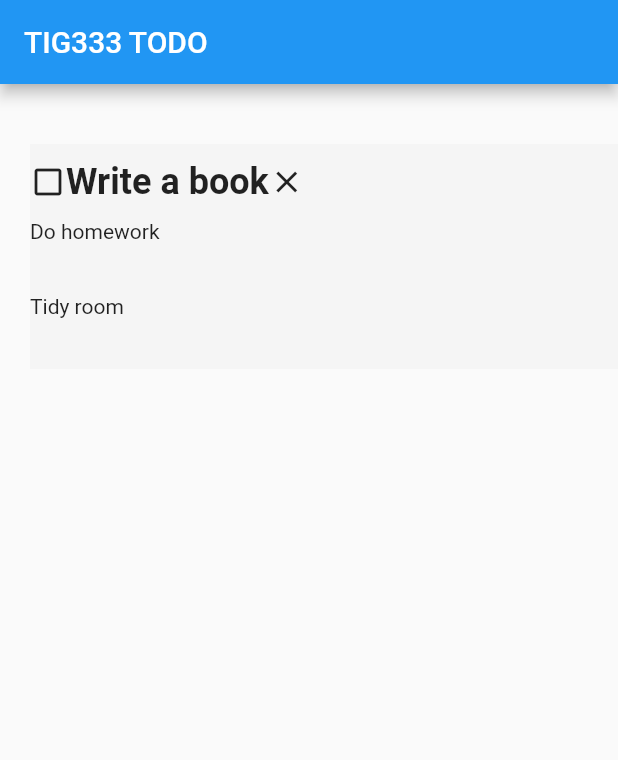
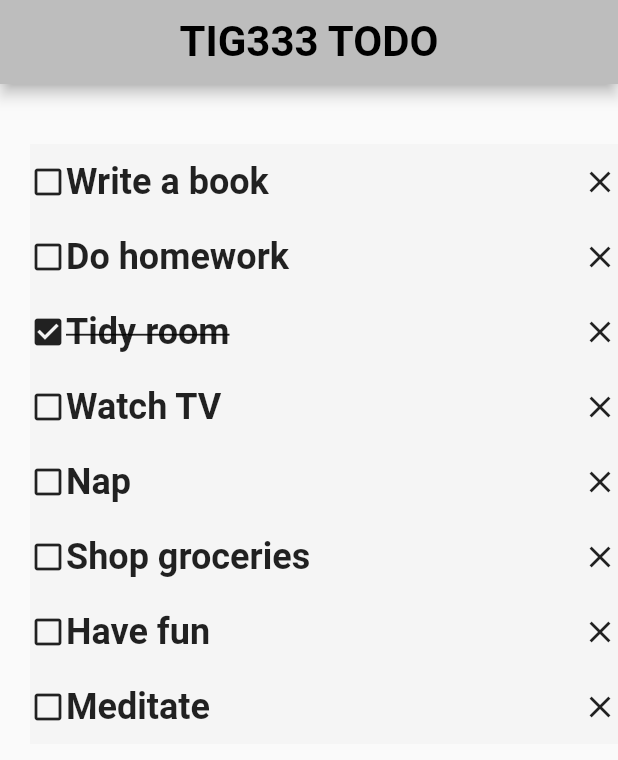
Before and after one commit to gu-tig333-ht22/gusmelleni, a Flutter app: the screen it shows after launch, on a phone screen of 412 x 824 dp. Shown: the top 760 px of the screen. Run offline on Flutter 3.47's test engine with Material 2 defaults, Android fonts, the phone set to English and light mode, and no system bars.

Commit message:
Update main.dart

```diff
--- a/lib/main.dart
+++ b/lib/main.dart
@@ -11,8 +11,10 @@ class Todo extends StatelessWidget {
   }
 }
 
+// ignore: use_key_in_widget_constructors
 class TodoList extends StatefulWidget {
   @override
+  // ignore: library_private_types_in_public_api
   _TodoListState createState() => _TodoListState();
 }
 
@@ -21,7 +23,14 @@ class _TodoListState extends State<TodoList> {
   @override
   Widget build(BuildContext context) {
     return Scaffold(
-      appBar: AppBar(title: const Text('TIG333 TODO')),
+      appBar: AppBar(
+          backgroundColor: Colors.grey[400],
+          centerTitle: true,
+          title: const Text(
+            'TIG333 TODO',
+            style: TextStyle(
+                fontWeight: FontWeight.bold, fontSize: 28, color: Colors.black),
+          )),
       body: ListView(
         padding: const EdgeInsets.fromLTRB(20, 40, 0, 0),
         children: <Widget>[
@@ -34,13 +43,103 @@ class _TodoListState extends State<TodoList> {
                   Text('Write a book',
                       style:
                           TextStyle(fontWeight: FontWeight.bold, fontSize: 24)),
+                  Spacer(),
                   Icon(Icons.close)
                 ],
               )),
           Container(
-              height: 50, color: Colors.grey[100], child: Text('Do homework')),
+              height: 50,
+              color: Colors.grey[100],
+              child: Row(
+                children: [
+                  Icon(Icons.check_box_outline_blank),
+                  Text('Do homework',
+                      style:
+                          TextStyle(fontWeight: FontWeight.bold, fontSize: 24)),
+                  Spacer(),
+                  Icon(Icons.close)
+                ],
+              )),
           Container(
-              height: 50, color: Colors.grey[100], child: Text('Tidy room')),
+              height: 50,
+              color: Colors.grey[100],
+              child: Row(
+                children: [
+                  Icon(Icons.check_box),
+                  Text('Tidy room',
+                      style: TextStyle(
+                          fontWeight: FontWeight.bold,
+                          fontSize: 24,
+                          decoration: TextDecoration.lineThrough)),
+                  Spacer(),
+                  Icon(Icons.close)
+                ],
+              )),
+          Container(
+              height: 50,
+              color: Colors.grey[100],
+              child: Row(
+                children: [
+                  Icon(Icons.check_box_outline_blank),
+                  Text('Watch TV',
+                      style:
+                          TextStyle(fontWeight: FontWeight.bold, fontSize: 24)),
+                  Spacer(),
+                  Icon(Icons.close)
+                ],
+              )),
+          Container(
+              height: 50,
+              color: Colors.grey[100],
+              child: Row(
+                children: [
+                  Icon(Icons.check_box_outline_blank),
+                  Text('Nap',
+                      style:
+                          TextStyle(fontWeight: FontWeight.bold, fontSize: 24)),
+                  Spacer(),
+                  Icon(Icons.close)
+                ],
+              )),
+          Container(
+              height: 50,
+              color: Colors.grey[100],
+              child: Row(
+                children: [
+                  Icon(Icons.check_box_outline_blank),
+                  Text('Shop groceries',
+                      style:
+                          TextStyle(fontWeight: FontWeight.bold, fontSize: 24)),
+                  Spacer(),
+                  Icon(Icons.close)
+                ],
+              )),
+          Container(
+              height: 50,
+              color: Colors.grey[100],
+              child: Row(
+                children: [
+                  Icon(Icons.check_box_outline_blank),
+                  Text('Have fun',
+                      style:
+                          TextStyle(fontWeight: FontWeight.bold, fontSize: 24)),
+                  Spacer(),
+                  Icon(Icons.close)
+                ],
+              )),
+          Container(
+              height: 50,
+              color: Colors.grey[100],
+              child: Row(
+                children: [
+                  Icon(Icons.check_box_outline_blank),
+                  Text('Meditate',
+                      style:
+                          TextStyle(fontWeight: FontWeight.bold, fontSize: 24)),
+                  Spacer(),
+                  Icon(Icons.close)
+                ],
+              )),
         ],
       ),
     );
```
